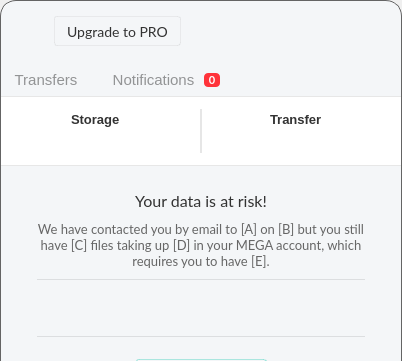
Old version of the form src/MEGASync/gui/linux/InfoDialog.ui in the repository meganz/MEGAsync; both pictures show x 0 to 402 and y 0 to 361 of the 402 by 564 pixel window.
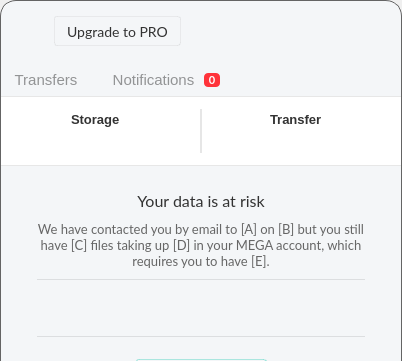
New version of the form. The open tabs and pages were chosen to show the change. Icons and pictures are not drawn. Custom widgets are drawn as their Qt base class.

Patch:
```diff
--- a/src/MEGASync/gui/linux/InfoDialog.ui
+++ b/src/MEGASync/gui/linux/InfoDialog.ui
@@ -1974,7 +1974,7 @@
 }</string>
                                </property>
                                <property name="text">
-                                <string>Your data is at risk!</string>
+                                <string>Your data is at risk</string>
                                </property>
                                <property name="alignment">
                                 <set>Qt::AlignCenter</set>
```
